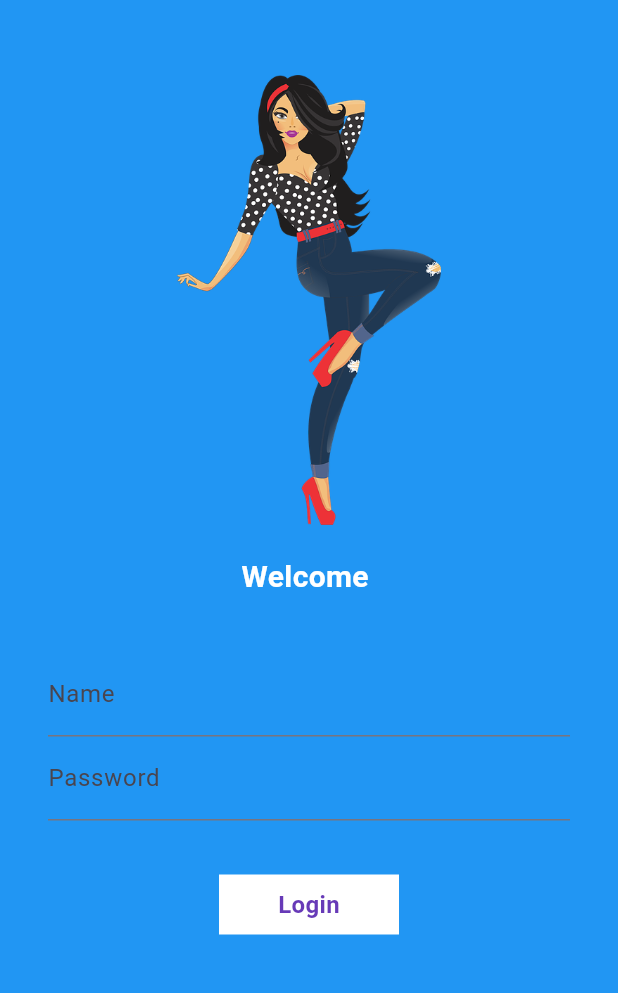
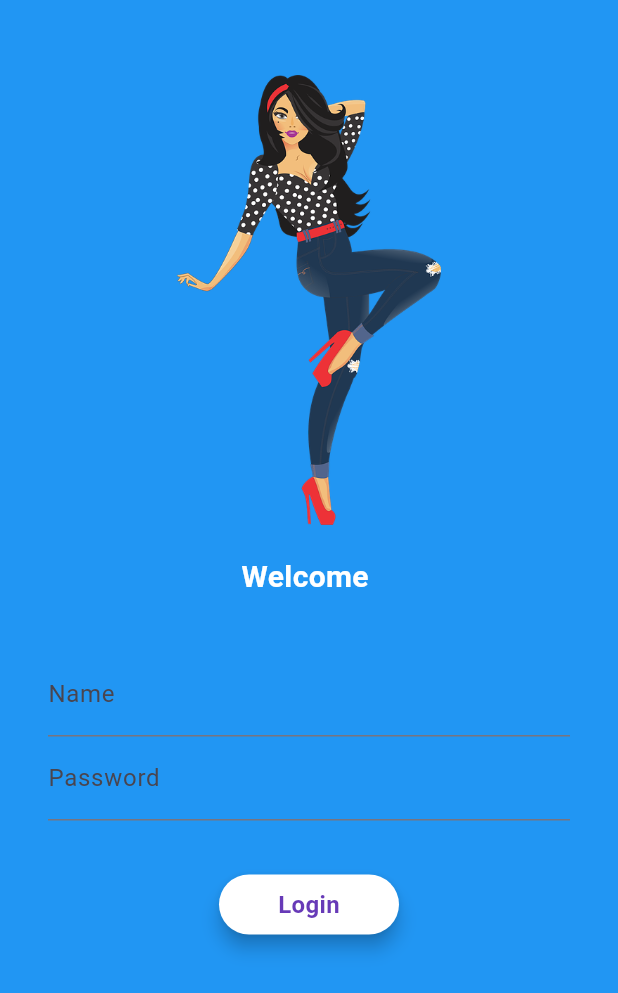
Before and after one commit to Sagar-Bisht/learn_flutter, a Flutter app: the screen it shows after launch, on a phone screen of 412 x 824 dp. Shown: the top 993 px of the screen. Run offline on Flutter 3.47's test engine with Material 3 defaults, Android fonts, the light colour scheme and no system bars.

Commit message:
day 6 complete

```diff
--- a/lib/pages/login_page.dart
+++ b/lib/pages/login_page.dart
@@ -9,13 +9,29 @@ class LoginPage extends StatefulWidget {
 }
 
 class _LoginPageState extends State<LoginPage> {
-  String name = "" ;
-  bool isClicked = false ;
+  String name = "";
+
+  bool isClicked = false;
+
+  final _formKey = GlobalKey<FormState>();
+
+  moveToHome(BuildContext context) async {
+    if (_formKey.currentState?.validate() ?? false) {
+      setState(() {
+        isClicked = true;
+      });
+      await Future.delayed(Duration(seconds: 1));
+      Navigator.pushNamed(context, MyRoutes.homeRoutes);
+    }
+  }
+
   @override
   Widget build(BuildContext context) {
     return Material(
         color: Colors.blue,
         child: SingleChildScrollView(
+          child: Form(
+            key: _formKey,
             child: Column(
               children: [
                 const SizedBox(
@@ -26,7 +42,8 @@ class _LoginPageState extends State<LoginPage> {
                 const SizedBox(
                   height: 20.0,
                 ),
-               Text( "Welcome $name",
+                Text(
+                  "Welcome $name",
                   style: TextStyle(
                       fontSize: 20,
                       color: Colors.white,
@@ -36,19 +53,27 @@ class _LoginPageState extends State<LoginPage> {
                   height: 20.0,
                 ),
                 Padding(
-                padding:
-                    const EdgeInsets.symmetric(vertical: 16.0, horizontal: 32),
+                  padding: const EdgeInsets.symmetric(
+                      vertical: 16.0, horizontal: 32),
                   child: Column(
                     children: [
                       TextFormField(
                         decoration: const InputDecoration(
-                          hintText: "Enter Your Name", labelText: "Name"),
+                            hintText: "Enter Your Name",
+                            labelText: "Name") ,
+                        validator: (value) {
+                          if(value?.isEmpty ?? true){
+                            return "user anme can not be empty";
+                          }
+                          return null ;
+                        },
                         onChanged: (value) {
                           name = value;
                           setState(() {
                             build(context);
                           });
                         },
+
                       ),
                       TextFormField(
                         obscureText: true,
@@ -56,6 +81,12 @@ class _LoginPageState extends State<LoginPage> {
                           hintText: "Enter Your Password",
                           labelText: "Password",
                         ),
+                        validator: (value) {
+                          if(value?.isEmpty ?? true ){
+                            return "password can not be empty";
+                          }
+                          return null ;
+                        },
                       )
                     ],
                   ),
@@ -63,32 +94,29 @@ class _LoginPageState extends State<LoginPage> {
                 const SizedBox(
                   height: 20.0,
                 ),
-
-              InkWell(
-                onTap: () async {
-                  setState((){
-                    isClicked = true ;
-                  });
-                  await Future.delayed(Duration(seconds:  1)) ;
-                  Navigator.pushNamed(context, MyRoutes.homeRoutes);
-                },
+                Material(
+                  color: Colors.white,
+                  elevation: 5,
+                  borderRadius: BorderRadius.circular(50),
+                  child: InkWell(
+                      onTap: () => moveToHome(context),
                       child: AnimatedContainer(
                         duration: Duration(seconds: 1),
                         width: 120,
                         height: 40,
                         alignment: Alignment.center,
-                    child: isClicked ? Icon(Icons.done) : Text("Login" ,
+                        child: Text(
+                          "Login",
                           style: TextStyle(
-                    color: Colors.deepPurple ,
-                      fontSize: 16 ,
-                      fontWeight: FontWeight.bold
+                              color: Colors.deepPurple,
+                              fontSize: 16,
+                              fontWeight: FontWeight.bold),
                         ),
-                  ),
-                  decoration: BoxDecoration(
+                        /*decoration: BoxDecoration(
                         shape: isClicked ? BoxShape.circle : BoxShape.rectangle,
                         color: isClicked ? Colors.green : Colors.white
-                  )
-                )
+                      )*/
+                      )),
                 ),
                 /*ElevatedButton(
                   onPressed: () {
@@ -102,6 +130,7 @@ class _LoginPageState extends State<LoginPage> {
                 )*/
               ],
             ),
+          ),
         ));
   }
 }
```
Lines whose indentation alone changed are shown as unchanged.
